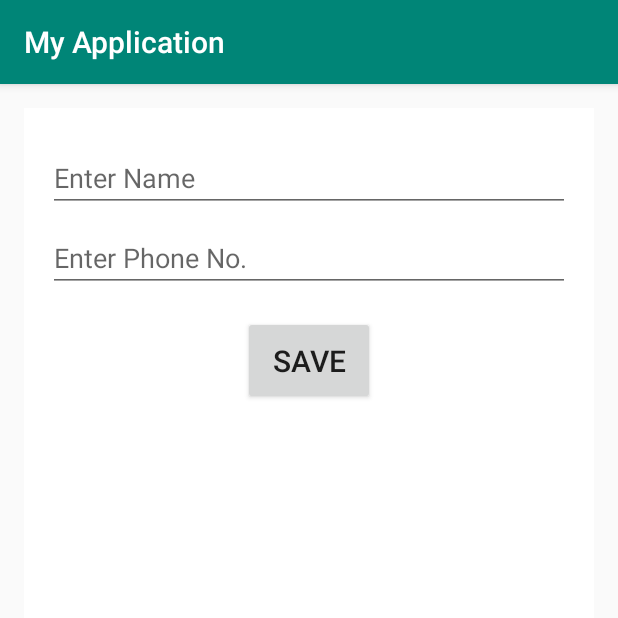
After one commit to Adityakumar-Y/ContentReceiver, an Android app: the fragment AddFragment placed in its activity, on a phone screen of 412 x 824 dp, the top half of it. The commit adds this screen. Run offline under Robolectric (Android 15) with nearby library versions, the phone set to English and light mode, and no system bars.

Commit message:
Added Contact Permission

```diff
--- /dev/null
+++ b/src/main/java/com/example/myapplication/Activities/ContactActivity.java
@@ -0,0 +1,215 @@
+package com.example.myapplication.Activities;
+
+import android.Manifest;
+import android.app.Activity;
+import android.content.ContentResolver;
+import android.content.DialogInterface;
+import android.content.Intent;
+import android.content.pm.PackageManager;
+import android.database.Cursor;
+import android.net.Uri;
+import android.os.Bundle;
+import android.provider.ContactsContract;
+import android.util.Log;
+import android.view.View;
+import android.view.inputmethod.InputMethodManager;
+import android.widget.Toast;
+
+import androidx.annotation.NonNull;
+import androidx.appcompat.app.AlertDialog;
+import androidx.appcompat.app.AppCompatActivity;
+import androidx.core.app.ActivityCompat;
+import androidx.recyclerview.widget.LinearLayoutManager;
+import androidx.recyclerview.widget.RecyclerView;
+
+import com.example.myapplication.AddFragment;
+import com.example.myapplication.BuildConfig;
+import com.example.myapplication.Contact;
+import com.example.myapplication.ContactAdapter;
+import com.example.myapplication.R;
+import com.example.myapplication.Utils.PreferencesUtil;
+import com.google.android.material.floatingactionbutton.FloatingActionButton;
+import com.google.android.material.snackbar.Snackbar;
+
+import java.util.ArrayList;
+import java.util.List;
+
+public class ContactActivity extends AppCompatActivity implements View.OnClickListener {
+
+    private static final int PERMISSION_READ_CONTACTS = 1;
+    public RecyclerView recyclerView;
+    private FloatingActionButton fab;
+    private View mLayout;
+    public ContactAdapter contactAdapter;
+    public List<Contact> contactList = new ArrayList<>();
+    public ContentResolver resolver;
+
+    @Override
+    protected void onCreate(Bundle savedInstanceState) {
+        super.onCreate(savedInstanceState);
+        setContentView(R.layout.activity_contact);
+
+
+        init();
+        setupAdapter();
+        requestForPermission();
+
+
+    }
+
+    private void requestForPermission() {
+        if (ActivityCompat.checkSelfPermission(this, android.Manifest.permission.READ_CONTACTS)
+                == PackageManager.PERMISSION_GRANTED) {
+            readContact();
+        } else {
+            checkPermission();
+        }
+    }
+
+    private void checkPermission() {
+        if (ActivityCompat.shouldShowRequestPermissionRationale(this, android.Manifest.permission.READ_CONTACTS)) {
+            // show UI part if you want here to show some rationale !!!
+            showExplanation();
+
+        } else {
+            if (PreferencesUtil.isFirstTimeAskingPermission(this, Manifest.permission.READ_CONTACTS)) {
+                askPermissionFirst();
+            } else {
+                // Permission denied by checking checkbox
+                showSettings();
+            }
+        }
+    }
+
+    private void showSettings() {
+        Snackbar.make(mLayout, R.string.open_settings,
+                Snackbar.LENGTH_INDEFINITE).setAction(R.string.ok, new View.OnClickListener() {
+            @Override
+            public void onClick(View view) {
+                // Request the permission
+                startActivity(new Intent(android.provider.Settings.ACTION_APPLICATION_DETAILS_SETTINGS,
+                        Uri.parse("package:" + BuildConfig.APPLICATION_ID)));
+            }
+        }).show();
+    }
+
+    private void showExplanation() {
+        // Request the permission
+        ActivityCompat.requestPermissions(ContactActivity.this,
+                new String[]{Manifest.permission.READ_CONTACTS},
+                PERMISSION_READ_CONTACTS);
+    }
+
+    private void askPermissionFirst() {
+        PreferencesUtil.firstTimeAskingPermission(this, Manifest.permission.READ_CONTACTS, false);
+        ActivityCompat.requestPermissions(this,
+                new String[]{Manifest.permission.READ_CONTACTS}, PERMISSION_READ_CONTACTS);
+    }
+
+    private void readContact() {
+
+        resolver = getContentResolver();
+        Cursor cursor = resolver.query(ContactsContract.Contacts.CONTENT_URI,
+                null,
+                null,
+                null,
+                null,
+                null);
+
+        if (cursor != null && cursor.getCount() > 0) {
+            while (cursor.moveToNext()) {
+                String id = cursor.getString(cursor.getColumnIndex(ContactsContract.Contacts._ID));
+                String phone = "";
+                String name = cursor.getString(cursor.getColumnIndex(ContactsContract.Contacts.DISPLAY_NAME));
+                if (cursor.getInt(cursor.getColumnIndex(ContactsContract.Contacts.HAS_PHONE_NUMBER)) > 0) {
+                    Cursor phoneCursor = resolver.query(ContactsContract.CommonDataKinds.Phone.CONTENT_URI,
+                            null,
+                            ContactsContract.CommonDataKinds.Phone.CONTACT_ID + " = ?",
+                            new String[]{id},
+                            null);
+                    if (phoneCursor != null) {
+                        phoneCursor.moveToNext();
+                        phone += phoneCursor.getString(phoneCursor.getColumnIndex(ContactsContract.CommonDataKinds.Phone.NUMBER)) + "\n";
+                    }
+                    phoneCursor.close();
+                }
+                contactList.add(new Contact(name, phone));
+                contactAdapter.notifyDataSetChanged();
+            }
+
+            if (cursor != null) {
+                cursor.close();
+            }
+        }
+    }
+
+
+    private void init() {
+        recyclerView = findViewById(R.id.contact_list);
+        mLayout = findViewById(R.id.layout);
+        fab = findViewById(R.id.addContact);
+
+        fab.setOnClickListener(this);
+    }
+
+    private void setupAdapter() {
+        recyclerView.setLayoutManager(new LinearLayoutManager(this));
+        contactAdapter = new ContactAdapter(this, contactList);
+        recyclerView.setAdapter(contactAdapter);
+    }
+
+    @Override
+    public void onRequestPermissionsResult(int requestCode, @NonNull String[] permissions, @NonNull int[] grantResults) {
+        switch (requestCode) {
+            case PERMISSION_READ_CONTACTS:
+                if (grantResults.length == 1 && grantResults[0] == PackageManager.PERMISSION_GRANTED) {
+                    readContact();
+                } else {
+                    showAlertForRead();
+                }
+                break;
+        }
+    }
+
+    public void showAlertForRead() {
+        new AlertDialog.Builder(this)
+                .setTitle("Permission Required")
+                .setMessage("Permission Required to open this app")
+                .setPositiveButton(android.R.string.yes, new DialogInterface.OnClickListener() {
+                    public void onClick(DialogInterface dialog, int i) {
+                        requestForPermission();
+                    }
+                })
+
+                .setNegativeButton(android.R.string.no, new DialogInterface.OnClickListener() {
+                    @Override
+                    public void onClick(DialogInterface dialogInterface, int i) {
+                        finish();
+                    }
+                })
+                .show();
+    }
+
+    @Override
+    public void onClick(View view) {
+        getSupportFragmentManager().beginTransaction()
+                .replace(R.id.frame_container, new AddFragment())
+                .addToBackStack(null)
+                .commit();
+    }
+
+
+    @Override
+    protected void onRestart() {
+        Log.d("Activity", "Restart");
+        super.onRestart();
+        requestForPermission();
+    }
+
+    public void hideKeyPad() {
+        InputMethodManager imm = (InputMethodManager) this.getSystemService(Activity.INPUT_METHOD_SERVICE);
+        imm.hideSoftInputFromWindow(this.getCurrentFocus().getWindowToken(),0);
+    }
+
+
+}
--- a/src/main/java/com/example/myapplication/Activities/EmailIntentActvity.java
+++ b/src/main/java/com/example/myapplication/Activities/EmailIntentActvity.java
@@ -2,12 +2,10 @@ package com.example.myapplication.Activities;
 
 import androidx.annotation.Nullable;
 import androidx.appcompat.app.AppCompatActivity;
-import androidx.core.content.FileProvider;
 
 import android.content.Intent;
 import android.net.Uri;
 import android.os.Bundle;
-import android.os.StrictMode;
 import android.util.Log;
 import android.view.View;
 import android.widget.Button;
@@ -17,8 +15,6 @@ import android.widget.TextView;
 import com.example.myapplication.R;
 
 import java.io.File;
-import java.net.URI;
-import java.net.URISyntaxException;
 
 public class EmailIntentActvity extends AppCompatActivity implements View.OnClickListener {
 
@@ -33,7 +29,7 @@ public class EmailIntentActvity extends AppCompatActivity implements View.OnClic
     @Override
     protected void onCreate(Bundle savedInstanceState) {
         super.onCreate(savedInstanceState);
-        setContentView(R.layout.activity_email_intent_actvity);
+        setContentView(R.layout.activity_email_intent);
 
         init();
     }
--- /dev/null
+++ b/src/main/java/com/example/myapplication/AddFragment.java
@@ -0,0 +1,169 @@
+package com.example.myapplication;
+
+import android.annotation.SuppressLint;
+import android.content.ContentProviderOperation;
+import android.content.OperationApplicationException;
+import android.os.Bundle;
+import android.os.RemoteException;
+import android.provider.ContactsContract;
+import android.view.LayoutInflater;
+import android.view.View;
+import android.view.ViewGroup;
+import android.widget.Button;
+import android.widget.EditText;
+import android.widget.Toast;
+
+import androidx.annotation.NonNull;
+import androidx.annotation.Nullable;
+import androidx.fragment.app.Fragment;
+
+import com.example.myapplication.Activities.ContactActivity;
+import com.google.android.material.floatingactionbutton.FloatingActionButton;
+
+import java.util.ArrayList;
+
+public class AddFragment extends Fragment implements View.OnClickListener {
+
+    private View view;
+    private FloatingActionButton fab;
+    private EditText etName, etPhone;
+    private Button btnSave;
+
+    @Nullable
+    @Override
+    public View onCreateView(@NonNull LayoutInflater inflater, @Nullable ViewGroup container, @Nullable Bundle savedInstanceState) {
+        view = inflater.inflate(R.layout.fragment_add_contact, container, false);
+        init(view);
+        hideFab();
+        return view;
+    }
+
+    private void init(View view) {
+        fab = getActivity().findViewById(R.id.addContact);
+        etName = view.findViewById(R.id.etContactName);
+        etPhone = view.findViewById(R.id.etPhoneNo);
+        btnSave = view.findViewById(R.id.btnSaveContact);
+
+        btnSave.setOnClickListener(this);
+    }
+
+    @SuppressLint("RestrictedApi")
+    private void hideFab() {
+        if (fab.getVisibility() == View.VISIBLE) {
+            fab.setVisibility(View.GONE);
+        }
+    }
+
+    @Override
+    public void onClick(View view) {
+        ((ContactActivity) getActivity()).hideKeyPad();
+        saveContact();
+    }
+
+
+    /*private void requestForPermission() {
+        if (ActivityCompat.checkSelfPermission(getContext(), Manifest.permission.WRITE_CONTACTS)
+                == PackageManager.PERMISSION_GRANTED) {
+            saveContact();
+        } else {
+            checkPermission();
+        }
+    }
+
+
+    private void checkPermission() {
+        if (ActivityCompat.shouldShowRequestPermissionRationale((Activity) getContext(), Manifest.permission.WRITE_CONTACTS)) {
+            // show UI part if you want here to show some rationale !!!
+            showExplanation();
+
+        } else {
+            if (PreferencesUtil.isFirstTimeAskingPermission(getContext(), Manifest.permission.WRITE_CONTACTS)) {
+                askPermissionFirst();
+            } else {
+                // Permission denied by checking checkbox
+                showSettings();
+            }
+        }
+    }
+
+    private void showSettings() {
+        Snackbar.make(view, R.string.open_settings,
+                Snackbar.LENGTH_INDEFINITE).setAction(R.string.ok, new View.OnClickListener() {
+            @Override
+            public void onClick(View view) {
+                // Request the permission
+                startActivity(new Intent(android.provider.Settings.ACTION_APPLICATION_DETAILS_SETTINGS,
+                        Uri.parse("package:" + BuildConfig.APPLICATION_ID)));
+            }
+        }).show();
+    }
+
+    private void showExplanation() {
+        // Request the permission
+        ActivityCompat.requestPermissions((Activity) getContext(),
+                new String[]{Manifest.permission.WRITE_CONTACTS},
+                PERMISSION_WRITE_CONTACTS);
+    }
+
+    private void askPermissionFirst() {
+        PreferencesUtil.firstTimeAskingPermission(getContext(), Manifest.permission.WRITE_CONTACTS, false);
+        ActivityCompat.requestPermissions((Activity) getContext(),
+                new String[]{Manifest.permission.WRITE_CONTACTS}, PERMISSION_WRITE_CONTACTS);
+    }
+*/
+
+    private void saveContact() {
+
+        String contactName = etName.getText().toString().trim();
+        String contactPhone = etPhone.getText().toString().trim();
+
+        if (contactName.equals("") || contactPhone.length() != 10) {
+            Toast.makeText(getContext(), "Please enter valid data !!", Toast.LENGTH_SHORT).show();
+            return;
+        }
+
+        ArrayList contentProviderOperations = new ArrayList();
+        //insert raw contact using RawContacts.CONTENT_URI
+        contentProviderOperations.add(ContentProviderOperation.newInsert(ContactsContract.RawContacts.CONTENT_URI)
+                .withValue(ContactsContract.RawContacts.ACCOUNT_TYPE, null)
+                .withValue(ContactsContract.RawContacts.ACCOUNT_NAME, null)
+                .build());
+        //insert contact display name using Data.CONTENT_URI
+        contentProviderOperations.add(ContentProviderOperation.newInsert(ContactsContract.Data.CONTENT_URI)
+                .withValueBackReference(ContactsContract.Data.RAW_CONTACT_ID, 0)
+                .withValue(ContactsContract.Data.MIMETYPE, ContactsContract.CommonDataKinds.StructuredName.CONTENT_ITEM_TYPE)
+                .withValue(ContactsContract.CommonDataKinds.StructuredName.DISPLAY_NAME, contactName)
+                .build());
+        //insert mobile number using Data.CONTENT_URI
+        contentProviderOperations.add(ContentProviderOperation.newInsert(ContactsContract.Data.CONTENT_URI)
+                .withValueBackReference(ContactsContract.Data.RAW_CONTACT_ID, 0)
+                .withValue(ContactsContract.Data.MIMETYPE, ContactsContract.CommonDataKinds.Phone.CONTENT_ITEM_TYPE)
+                .withValue(ContactsContract.CommonDataKinds.Phone.NUMBER, contactPhone)
+                .withValue(ContactsContract.CommonDataKinds.Phone.TYPE, ContactsContract.CommonDataKinds.Phone.TYPE_MOBILE)
+                .build());
+
+        try {
+            getContext().getContentResolver().applyBatch(ContactsContract.AUTHORITY, contentProviderOperations);
+        } catch (OperationApplicationException e) {
+            e.printStackTrace();
+        } catch (RemoteException e) {
+            e.printStackTrace();
+        }
+
+        ((ContactActivity) getActivity()).contactList.add(new Contact(contactName, contactPhone));
+        ((ContactActivity) getActivity()).contactAdapter.notifyDataSetChanged();
+
+        Toast.makeText(getContext(), "Contact Added Successfully :)", Toast.LENGTH_SHORT).show();
+
+        getActivity().getSupportFragmentManager().popBackStack();
+        ((ContactActivity)getActivity()).recyclerView.scrollToPosition(((ContactActivity)getActivity()).contactAdapter.getItemCount() - 1);
+    }
+
+
+    @SuppressLint("RestrictedApi")
+    @Override
+    public void onPause() {
+        fab.setVisibility(View.VISIBLE);
+        super.onPause();
+    }
+}
--- /dev/null
+++ b/src/main/java/com/example/myapplication/ContactAdapter.java
@@ -0,0 +1,54 @@
+package com.example.myapplication;
+
+import android.content.Context;
+import android.view.LayoutInflater;
+import android.view.View;
+import android.view.ViewGroup;
+import android.widget.TextView;
+
+import androidx.annotation.NonNull;
+import androidx.recyclerview.widget.RecyclerView;
+
+import java.util.List;
+
+public class ContactAdapter extends RecyclerView.Adapter<ContactAdapter.ContactViewHolder> {
+
+    private Context context;
+    private List<Contact> contactList;
+
+    public ContactAdapter(Context context, List<Contact> contactList) {
+        this.context = context;
+        this.contactList = contactList;
+    }
+
+    @NonNull
+    @Override
+    public ContactViewHolder onCreateViewHolder(@NonNull ViewGroup parent, int viewType) {
+        LayoutInflater inflater = LayoutInflater.from(context);
+        View view = inflater.inflate(R.layout.list_contact_layout, parent, false);
+        return new ContactViewHolder(view);
+    }
+
+    @Override
+    public void onBindViewHolder(@NonNull ContactViewHolder holder, int position) {
+        holder.tvName.setText(contactList.get(position).getName());
+        holder.tvPhone.setText(contactList.get(position).getPhone());
+    }
+
+    @Override
+    public int getItemCount() {
+        return contactList.size();
+    }
+
+    public class ContactViewHolder extends RecyclerView.ViewHolder{
+
+        TextView tvName, tvPhone;
+
+        public ContactViewHolder(@NonNull View itemView) {
+            super(itemView);
+
+            tvName = itemView.findViewById(R.id.tvName);
+            tvPhone = itemView.findViewById(R.id.tvPhone);
+        }
+    }
+}
--- /dev/null
+++ b/src/main/res/drawable/ic_add.xml
@@ -0,0 +1,5 @@
+<vector android:height="24dp" android:tint="#FFFFFF"
+    android:viewportHeight="24.0" android:viewportWidth="24.0"
+    android:width="24dp" xmlns:android="http://schemas.android.com/apk/res/android">
+    <path android:fillColor="#FF000000" android:pathData="M19,13h-6v6h-2v-6H5v-2h6V5h2v6h6v2z"/>
+</vector>
--- /dev/null
+++ b/src/main/res/layout/activity_contact.xml
@@ -0,0 +1,31 @@
+<?xml version="1.0" encoding="utf-8"?>
+<androidx.coordinatorlayout.widget.CoordinatorLayout xmlns:android="http://schemas.android.com/apk/res/android"
+    xmlns:app="http://schemas.android.com/apk/res-auto"
+    xmlns:tools="http://schemas.android.com/tools"
+    android:id="@+id/layout"
+    android:layout_width="match_parent"
+    android:layout_height="match_parent"
+    tools:context=".Activities.ContactActivity">
+
+    <FrameLayout
+        android:id="@+id/frame_container"
+        android:layout_width="match_parent"
+        android:layout_height="match_parent"
+        android:layout_margin="16dp">
+
+        <androidx.recyclerview.widget.RecyclerView
+            android:id="@+id/contact_list"
+            android:layout_width="match_parent"
+            android:layout_height="match_parent" />
+
+    </FrameLayout>
+
+    <com.google.android.material.floatingactionbutton.FloatingActionButton
+        android:id="@+id/addContact"
+        android:layout_width="wrap_content"
+        android:layout_height="wrap_content"
+        android:layout_gravity="end|bottom"
+        android:layout_margin="8dp"
+        android:elevation="4dp"
+        android:src="@drawable/ic_add" />
+</androidx.coordinatorlayout.widget.CoordinatorLayout>
--- /dev/null
+++ b/src/main/res/layout/fragment_add_contact.xml
@@ -0,0 +1,36 @@
+<?xml version="1.0" encoding="utf-8"?>
+<LinearLayout xmlns:android="http://schemas.android.com/apk/res/android"
+    android:layout_width="match_parent"
+    android:layout_height="match_parent"
+    android:background="@android:color/white"
+    android:orientation="vertical"
+    android:padding="16dp">
+
+    <EditText
+        android:id="@+id/etContactName"
+        android:layout_width="match_parent"
+        android:layout_height="wrap_content"
+        android:layout_marginTop="8dp"
+        android:hint="Enter Name" />
+
+    <EditText
+        android:id="@+id/etPhoneNo"
+        android:inputType="number"
+        android:layout_width="match_parent"
+        android:layout_height="wrap_content"
+        android:layout_marginTop="8dp"
+        android:maxLength="10"
+        android:imeOptions="actionDone"
+        android:hint="Enter Phone No." />
+
+    <Button
+        android:id="@+id/btnSaveContact"
+        android:layout_width="wrap_content"
+        android:layout_height="wrap_content"
+        android:layout_gravity="center"
+        android:layout_marginTop="16dp"
+        android:padding="16dp"
+        android:text="Save"
+        android:textSize="20sp" />
+
+</LinearLayout>
--- a/src/main/res/values/strings.xml
+++ b/src/main/res/values/strings.xml
@@ -14,4 +14,7 @@
     <string name="open_settings">Permission is disabled open using Settings</string>
     <string name="service_start">Service Start</string>
     <string name="service_stop">Service Stop</string>
+    <string name="read_contacts_required">Read Contacts Permission Required</string>
+    <string name="read_contacts_permission_granted">Read Contatcs Permission Granted</string>
+    <string name="read_contacts_permission_denied">Read Contacts Permission Denied</string>
 </resources>
```
Also changed, not shown: src/main/AndroidManifest.xml (+9 -7 lines), src/main/java/com/example/myapplication/Contact.java (added, +26 -0 lines), src/main/res/layout/list_contact_layout.xml (added, +39 -0 lines), src/main/res/layout/activity_email_intent.xml (renamed from src/main/res/layout/activity_email_intent_actvity.xml).
